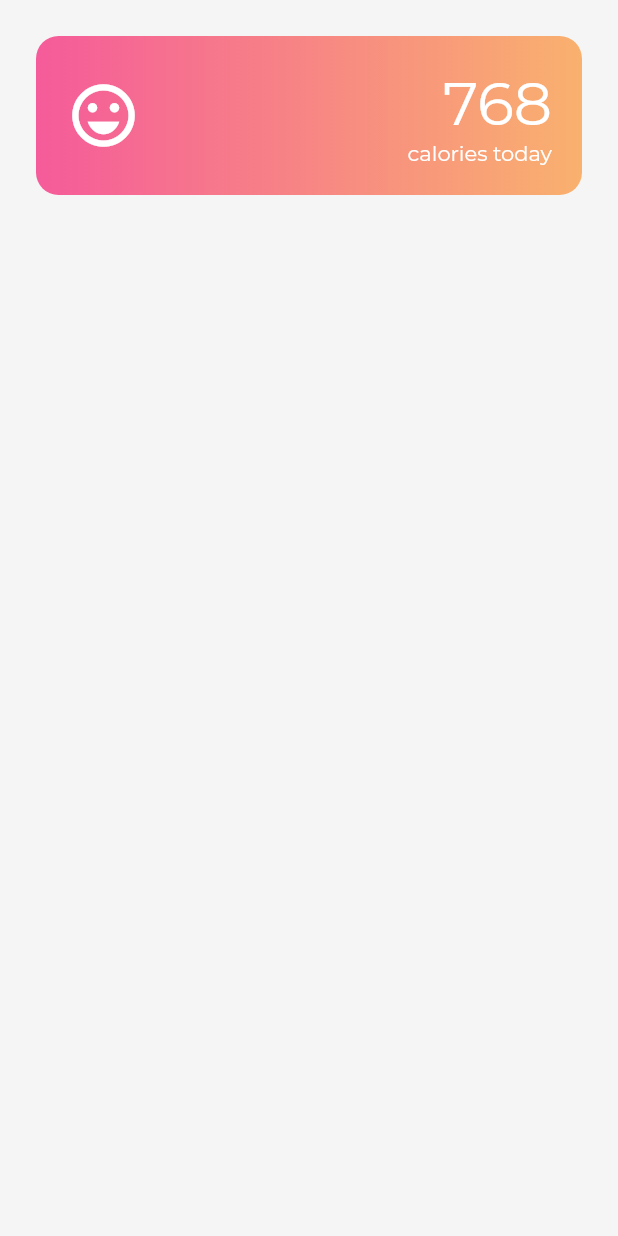
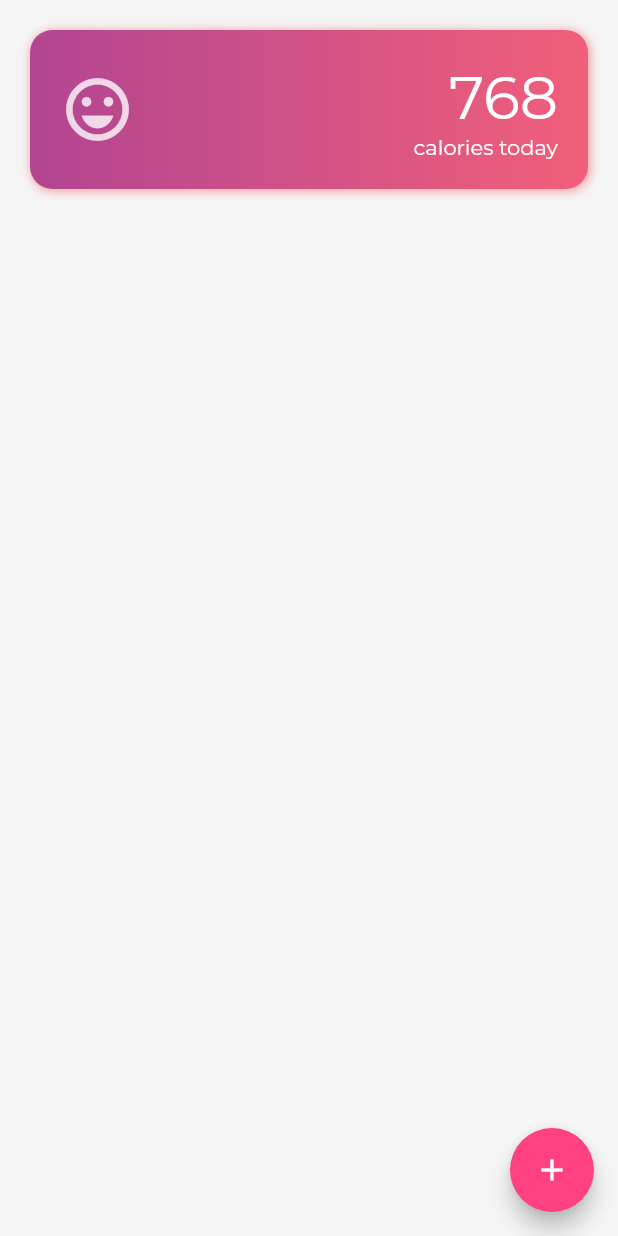
Before and after one commit to codeofmochi/kcal, a Flutter app: the screen it shows after launch, on a phone screen of 412 x 824 dp. Run offline on Flutter 3.47's test engine with Material 2 defaults, Android fonts, the phone set to English and light mode, and no system bars; drawn by our look-alikes of gradient_widgets.

Commit message:
Reimplement fancy card, change colors

```diff
--- a/lib/home.dart
+++ b/lib/home.dart
@@ -9,11 +9,19 @@ class HomePage extends StatelessWidget {
       backgroundColor: Colors.grey[100],
       body: SafeArea(
         child: ListView(
-          children: [TodayCounter()],
+          children: [
+            TodayCounter(),
+          ],
           padding: EdgeInsets.all(20),
         ),
       ),
       appBar: null,
+      floatingActionButton: FloatingActionButton(
+        onPressed: () {},
+        child: Icon(Icons.add),
+        backgroundColor: Colors.pinkAccent,
+        foregroundColor: Colors.white,
+      ),
     );
   }
 }
@@ -24,12 +32,17 @@ class TodayCounter extends StatelessWidget {
     return FancyCard(
       padding: EdgeInsets.all(20),
       borderRadius: 15.0,
-      gradient: Gradients.hotLinear,
+      gradient: Gradients.blush,
+      boxShadow: BoxShadow(
+        color: Colors.red[200],
+        blurRadius: 5.0,
+        offset: Offset(1, 1),
+      ),
       child: Row(children: [
         Icon(
           Icons.sentiment_very_satisfied,
           size: 50,
-          color: Colors.white,
+          color: Colors.white.withAlpha(200),
         ),
         SizedBox(width: 20),
         Expanded(
--- a/lib/main.dart
+++ b/lib/main.dart
@@ -13,7 +13,7 @@ class MyApp extends StatelessWidget {
     return MaterialApp(
       title: appName,
       theme: ThemeData(
-        primarySwatch: Colors.green,
+        primarySwatch: Colors.pink,
         fontFamily: 'Montserrat'
       ),
       home: HomePage(),
--- a/lib/ui/fancy_card.dart
+++ b/lib/ui/fancy_card.dart
@@ -1,5 +1,4 @@
 import 'package:flutter/material.dart';
-import 'package:gradient_widgets/gradient_widgets.dart';
 
 /// UI utility class
 /// Regroups extended card functionalities such as gradients,
@@ -9,19 +8,24 @@ class FancyCard extends StatelessWidget {
   final EdgeInsets padding;
   final double borderRadius;
   final Gradient gradient;
+  final BoxShadow boxShadow;
 
   FancyCard({
     @required this.child,
     @required this.padding,
     @required this.borderRadius,
     @required this.gradient,
+    @required this.boxShadow,
   });
 
   Widget build(BuildContext context) {
-    return GradientCard(
-      gradient: this.gradient,
-      shape: RoundedRectangleBorder(
+    return Container(
+      decoration: new BoxDecoration(
+        boxShadow: [
+          this.boxShadow,
+        ],
         borderRadius: BorderRadius.circular(this.borderRadius),
+        gradient: this.gradient,
       ),
       child: Padding(
         padding: this.padding,
```
